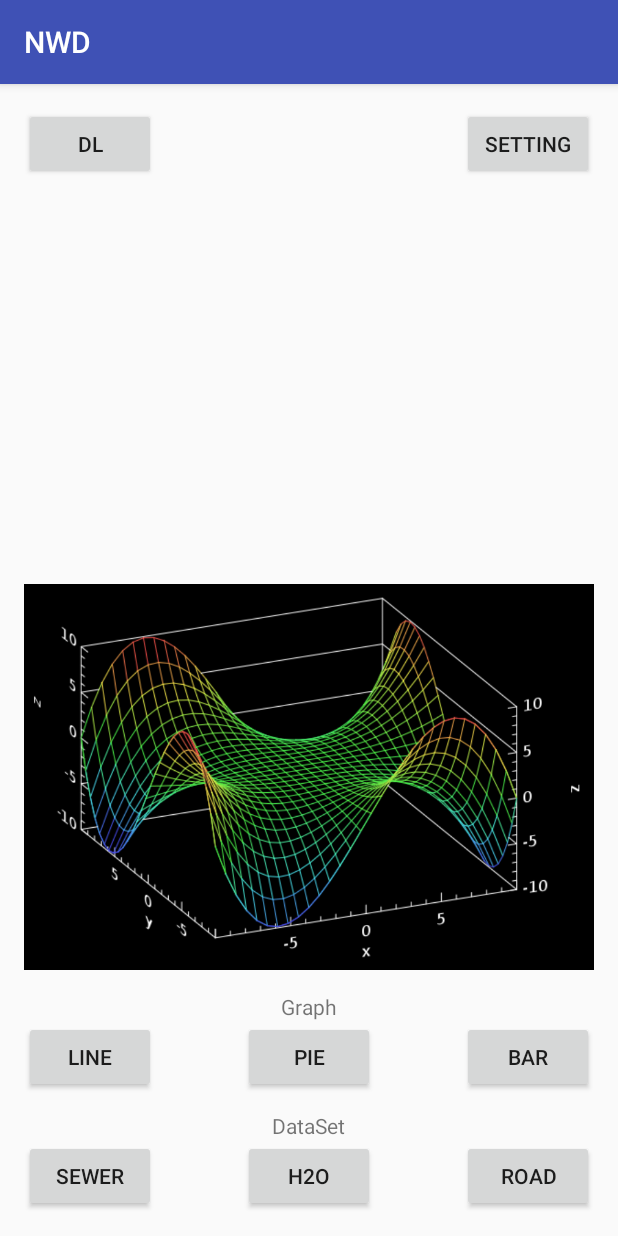
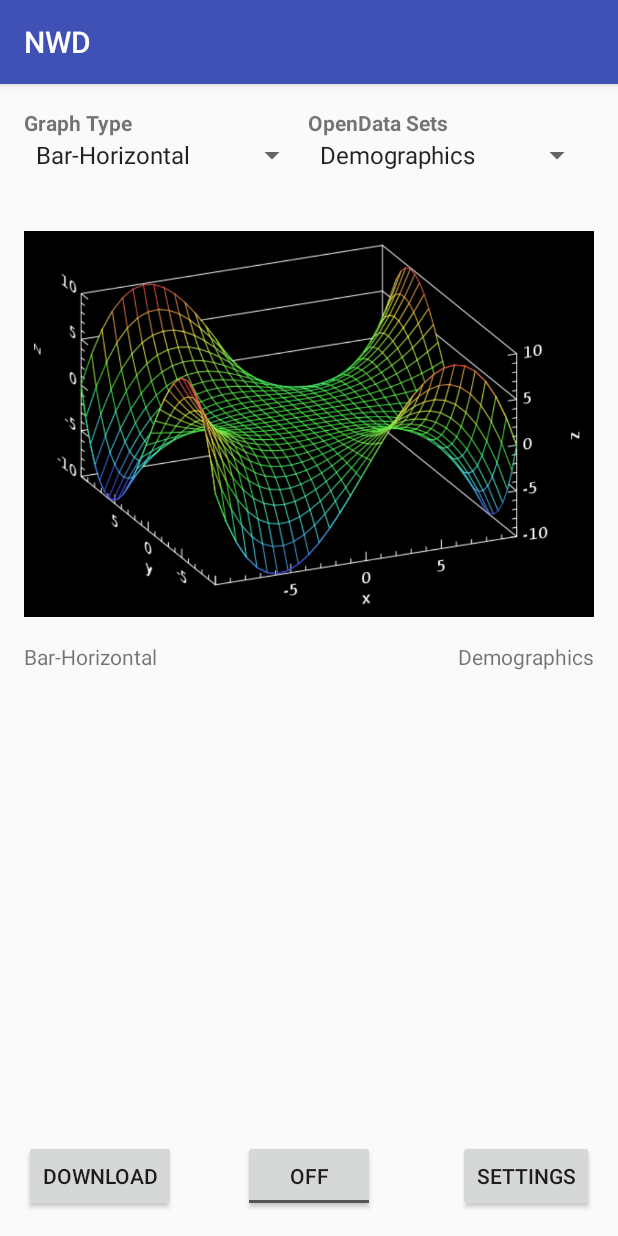
Before and after one commit to gyip16/NWD, an Android app: the screen it shows after launch (MainActivity), on a phone screen of 412 x 824 dp. Run offline under Robolectric (Android 15) with nearby library versions, the light colour scheme and no system bars.

Commit message:
Changed UI on main activity. added spinners and hooked up onItemSelectedListener

```diff
--- a/app/src/main/java/nwd/a00908773/comp3717/bcit/ca/nwd/MainActivity.java
+++ b/app/src/main/java/nwd/a00908773/comp3717/bcit/ca/nwd/MainActivity.java
@@ -5,15 +5,35 @@ import android.os.Bundle;
 import android.support.v7.app.AppCompatActivity;
 import android.util.Log;
 import android.view.View;
+import android.widget.AdapterView;
+import android.widget.ArrayAdapter;
 import android.widget.EditText;
+import android.widget.Spinner;
 import android.widget.TextView;
 
-public class MainActivity extends AppCompatActivity {
+public class MainActivity extends AppCompatActivity implements AdapterView.OnItemSelectedListener{
 
     @Override
     protected void onCreate(Bundle savedInstanceState) {
         super.onCreate(savedInstanceState);
         setContentView(R.layout.activity_main);
+
+        Spinner spinner = (Spinner) findViewById(R.id.graph_type);
+        Spinner spinner2 = (Spinner) findViewById(R.id.opendata);
+
+
+        ArrayAdapter<CharSequence> adapter = ArrayAdapter.createFromResource(this,
+                R.array.graph_type, android.R.layout.simple_spinner_item);
+        ArrayAdapter<CharSequence> adapter2 = ArrayAdapter.createFromResource(this,
+                R.array.opendata, android.R.layout.simple_spinner_item);
+
+        adapter.setDropDownViewResource(android.R.layout.simple_spinner_dropdown_item);
+        adapter2.setDropDownViewResource(android.R.layout.simple_spinner_dropdown_item);
+
+        spinner.setAdapter(adapter);
+        spinner.setOnItemSelectedListener(this);
+        spinner2.setAdapter(adapter2);
+        spinner2.setOnItemSelectedListener(this);
     }
 
     public void download(View v)
@@ -29,4 +49,26 @@ public class MainActivity extends AppCompatActivity {
         Intent settingsIntent = new Intent(getApplicationContext(),SettingsActivity.class);
         startActivity(settingsIntent);
     }
+
+    public void onItemSelected(AdapterView<?> parent, View view,
+                               int pos, long id) {
+        TextView v;
+        switch(parent.getId()){
+            case R.id.graph_type:
+                v = (TextView) findViewById(R.id.graphtext);
+                v.setText(parent.getItemAtPosition(pos).toString());
+                break;
+            case R.id.opendata:
+                v = (TextView) findViewById(R.id.openDataset);
+                v.setText(parent.getItemAtPosition(pos).toString());
+                break;
+        }
+
+    }
+
+    @Override
+    public void onNothingSelected(AdapterView<?> parent) {
+
+    }
+
 }
--- a/app/src/main/res/layout/activity_main.xml
+++ b/app/src/main/res/layout/activity_main.xml
@@ -1,5 +1,6 @@
 <?xml version="1.0" encoding="utf-8"?>
-<RelativeLayout xmlns:android="http://schemas.android.com/apk/res/android"
+<RelativeLayout
+    xmlns:android="http://schemas.android.com/apk/res/android"
     xmlns:app="http://schemas.android.com/apk/res-auto"
     xmlns:tools="http://schemas.android.com/tools"
     android:id="@+id/activity_main"
@@ -9,105 +10,105 @@
     android:paddingLeft="@dimen/activity_horizontal_margin"
     android:paddingRight="@dimen/activity_horizontal_margin"
     android:paddingTop="@dimen/activity_vertical_margin"
-    tools:context="nwd.a00908773.comp3717.bcit.ca.nwd.MainActivity">
+    tools:context="nwd.a00908773.comp3717.bcit.ca.nwd.MainActivity"
+    android:weightSum="1">
+
+
+    <TableLayout
+        android:layout_width="match_parent"
+        android:layout_height="wrap_content"
+        android:stretchColumns="*">
+
+        <TableRow
+            android:layout_width="0dp">
+
+            <TextView
+                android:text="Graph Type"
+                android:layout_width="wrap_content"
+                android:layout_height="wrap_content"
+                android:id="@+id/textView"
+                android:textStyle="normal|bold"
+                android:layout_weight="1"/>
+
+            <TextView
+                android:text="OpenData Sets"
+                android:layout_width="wrap_content"
+                android:layout_height="wrap_content"
+                android:id="@+id/textView2"
+                android:textStyle="normal|bold"
+                android:layout_weight="1"/>
+        </TableRow>
+
+        <TableRow
+            android:layout_width="match_parent"
+            android:layout_height="match_parent" >
+
+            <Spinner
+                android:id="@+id/graph_type"
+                android:layout_width="fill_parent"
+                android:layout_height="wrap_content" />
+            <Spinner
+                android:id="@+id/opendata"
+                android:layout_width="fill_parent"
+                android:layout_height="wrap_content" />
+
+        </TableRow>
+    </TableLayout>
+
+    <ToggleButton
+        android:text="ToggleButton"
+        android:layout_width="wrap_content"
+        android:layout_height="wrap_content"
+        android:id="@+id/toggleButton"
+        android:layout_alignParentBottom="true"
+        android:layout_centerHorizontal="true" />
 
     <Button
-        android:text="Setting"
+        android:text="Settings"
         android:layout_width="wrap_content"
         android:layout_height="wrap_content"
-        android:id="@+id/settingButton"
-        android:layout_alignParentTop="true"
+        android:id="@+id/settings"
+        android:onClick="setting"
+        android:layout_alignParentBottom="true"
         android:layout_alignParentRight="true"
-        android:layout_alignParentEnd="true"
-        android:onClick="setting"/>
+        android:layout_alignParentEnd="true" />
 
     <Button
-        android:text="DL"
+        android:text="Download"
         android:layout_width="wrap_content"
         android:layout_height="wrap_content"
-        android:id="@+id/downloadButton"
+        android:id="@+id/download"
         android:onClick="download"
-        android:layout_alignParentTop="true"
+        android:layout_alignParentBottom="true"
         android:layout_alignParentLeft="true"
         android:layout_alignParentStart="true" />
 
     <ImageView
         android:layout_width="wrap_content"
         android:layout_height="wrap_content"
+        android:contentDescription="graphimage"
         app:srcCompat="@drawable/hc_graph3d"
         android:id="@+id/imageView"
-        android:layout_alignParentBottom="true"
-        android:layout_alignParentLeft="true"
-        android:layout_alignParentStart="true"
-        android:layout_marginBottom="79dp" />
-
-    <Button
-        android:text="Bar"
-        android:layout_width="wrap_content"
-        android:layout_height="wrap_content"
-        android:layout_alignBottom="@+id/button2"
-        android:layout_alignLeft="@+id/settingButton"
-        android:layout_alignStart="@+id/settingButton"
-        android:id="@+id/button3" />
-
-    <Button
-        android:text="Pie"
-        android:layout_width="wrap_content"
-        android:layout_height="wrap_content"
-        android:id="@+id/button2"
-        android:layout_alignBottom="@+id/imageView"
-        android:layout_centerHorizontal="true" />
-
-    <Button
-        android:text="Line"
-        android:layout_width="wrap_content"
-        android:layout_height="wrap_content"
-        android:id="@+id/button"
-        android:layout_alignBottom="@+id/imageView"
         android:layout_alignParentLeft="true"
         android:layout_alignParentStart="true" />
 
-    <Button
-        android:text="Sewer"
+    <TextView
+        android:text="graph"
         android:layout_width="wrap_content"
         android:layout_height="wrap_content"
-        android:layout_alignParentBottom="true"
-        android:layout_alignRight="@+id/button"
-        android:layout_alignEnd="@+id/button"
-        android:id="@+id/button4" />
+        android:layout_alignBottom="@+id/imageView"
+        android:layout_alignParentLeft="true"
+        android:layout_alignParentStart="true"
+        android:layout_marginBottom="46dp"
+        android:id="@+id/graphtext" />
 
-    <Button
-        android:text="Road"
+    <TextView
+        android:text="opendataset"
         android:layout_width="wrap_content"
         android:layout_height="wrap_content"
-        android:layout_alignParentBottom="true"
-        android:layout_alignLeft="@+id/button3"
-        android:layout_alignStart="@+id/button3"
-        android:id="@+id/button6" />
-
-    <TextView
-        android:text="Graph"
-        android:layout_width="wrap_content"
-        android:layout_height="wrap_content"
-        android:layout_above="@+id/button2"
-        android:layout_centerHorizontal="true"
-        android:id="@+id/textView" />
-
-    <Button
-        android:text="H2O"
-        android:layout_width="wrap_content"
-        android:layout_height="wrap_content"
-        android:id="@+id/button5"
-        android:layout_alignParentBottom="true"
-        android:layout_alignLeft="@+id/button2"
-        android:layout_alignStart="@+id/button2" />
-
-    <TextView
-        android:text="DataSet"
-        android:layout_width="wrap_content"
-        android:layout_height="wrap_content"
-        android:id="@+id/textView2"
-        android:layout_above="@+id/button5"
-        android:layout_centerHorizontal="true" />
+        android:layout_alignBottom="@+id/graphtext"
+        android:layout_alignParentRight="true"
+        android:layout_alignParentEnd="true"
+        android:id="@+id/openDataset" />
 
 </RelativeLayout>
--- a/app/src/main/res/values/strings.xml
+++ b/app/src/main/res/values/strings.xml
@@ -73,4 +73,20 @@
     <string name="pref_ringtone_silent">Silent</string>
 
     <string name="pref_title_vibrate">Vibrate</string>
+
+    <string-array name="graph_type">
+        <item>Bar-Horizontal</item>
+        <item>Pie</item>
+        <item>Bar-Vertical</item>
+        <item>Line</item>
+        <item>Scatter Graph</item>
+    </string-array>
+
+    <string-array name="opendata">
+        <item>Demographics</item>
+        <item>sewer</item>
+        <item>Business License</item>
+        <item>Waterfountain</item>
+        <item>Roads</item>
+    </string-array>
 </resources>
```
